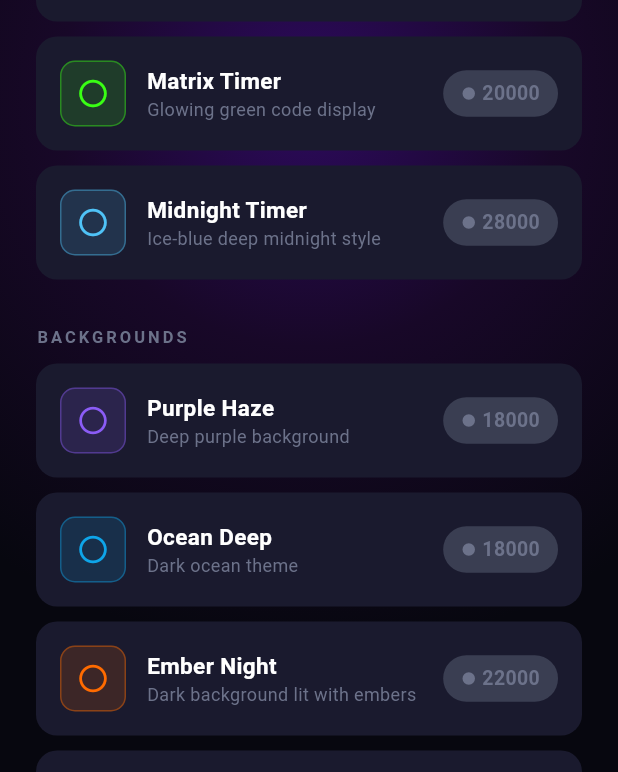
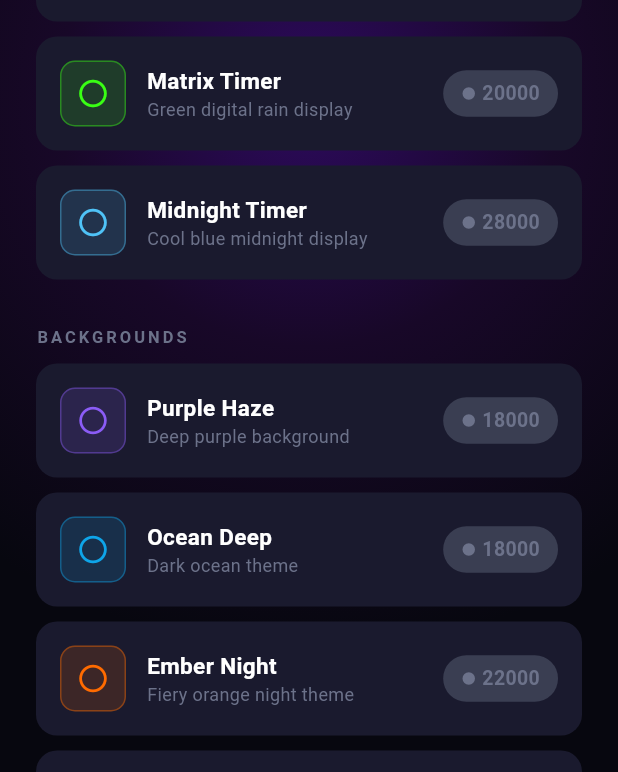
Before and after one commit to Arnon-E/67Games, a Flutter app: the ShopScreen screen opened directly, on a phone screen of 412 x 824 dp. Shown: the part 460-1232 px from the top of the screen. Run offline on Flutter 3.47's test engine with Material 3 defaults, Android fonts, the phone set to English and light mode, and no system bars; our stand-ins replace audioplayers, cloud_firestore, firebase_auth, firebase_core, firebase_remote_config, flutter_tts and 5 more; missing offline and left inert: haptic_feedback, unity_ads_plugin; accounts and stored records are empty.

Commit message:
feat: enhance shop with new sound packs and unequip functionality

```diff
--- a/stop_at_67/lib/l10n/app_en.arb
+++ b/stop_at_67/lib/l10n/app_en.arb
@@ -134,6 +134,7 @@
   "shopOwned": "Owned",
   "shopEquipped": "Equipped",
   "shopEquip": "Equip",
+  "shopUnequip": "Unequip",
   "shopPurchased": "{name} purchased!",
   "@shopPurchased": {
     "placeholders": {
@@ -142,6 +143,7 @@
   },
   "shopCategoryTimerSkins": "Timer Skins",
   "shopCategoryBackgrounds": "Backgrounds",
+  "shopCategorySoundPacks": "Sound Packs",
   "shopCategoryCelebrations": "Celebrations",
   "shopItemNeonTimerName": "Neon Timer",
   "shopItemNeonTimerDesc": "Glowing neon display",
@@ -153,6 +155,20 @@
   "shopItemOceanDeepDesc": "Dark ocean theme",
   "shopItemFireworksName": "Fireworks",
   "shopItemFireworksDesc": "Celebrate with fireworks",
+  "shopItemMatrixTimerName": "Matrix Timer",
+  "shopItemMatrixTimerDesc": "Green digital rain display",
+  "shopItemMidnightTimerName": "Midnight Timer",
+  "shopItemMidnightTimerDesc": "Cool blue midnight display",
+  "shopItemEmberNightName": "Ember Night",
+  "shopItemEmberNightDesc": "Fiery orange night theme",
+  "shopItemArcticMistName": "Arctic Mist",
+  "shopItemArcticMistDesc": "Icy cool blue theme",
+  "shopItemCrimsonDuskName": "Crimson Dusk",
+  "shopItemCrimsonDuskDesc": "Deep crimson twilight theme",
+  "shopItemRetroBeepsName": "Retro Beeps",
+  "shopItemRetroBeepsDesc": "Classic 8-bit sound effects",
+  "shopItemZenClicksName": "Zen Clicks",
+  "shopItemZenClicksDesc": "Calm minimal tap sounds",
 
   "modeCardTarget": "Target: {target}",
   "@modeCardTarget": {
--- a/stop_at_67/lib/l10n/app_localizations.dart
+++ b/stop_at_67/lib/l10n/app_localizations.dart
@@ -706,6 +706,12 @@ abstract class AppLocalizations {
   /// **'Equip'**
   String get shopEquip;
 
+  /// No description provided for @shopUnequip.
+  ///
+  /// In en, this message translates to:
+  /// **'Unequip'**
+  String get shopUnequip;
+
   /// No description provided for @shopPurchased.
   ///
   /// In en, this message translates to:
@@ -723,6 +729,12 @@ abstract class AppLocalizations {
   /// In en, this message translates to:
   /// **'Backgrounds'**
   String get shopCategoryBackgrounds;
+
+  /// No description provided for @shopCategorySoundPacks.
+  ///
+  /// In en, this message translates to:
+  /// **'Sound Packs'**
+  String get shopCategorySoundPacks;
 
   /// No description provided for @shopCategoryCelebrations.
   ///
@@ -790,27 +802,88 @@ abstract class AppLocalizations {
   /// **'Celebrate with fireworks'**
   String get shopItemFireworksDesc;
 
-  String get shopCategorySoundPacks;
+  /// No description provided for @shopItemMatrixTimerName.
+  ///
+  /// In en, this message translates to:
+  /// **'Matrix Timer'**
+  String get shopItemMatrixTimerName;
 
-  String get shopItemMatrixTimerName;
+  /// No description provided for @shopItemMatrixTimerDesc.
+  ///
+  /// In en, this message translates to:
+  /// **'Green digital rain display'**
   String get shopItemMatrixTimerDesc;
 
+  /// No description provided for @shopItemMidnightTimerName.
+  ///
+  /// In en, this message translates to:
+  /// **'Midnight Timer'**
   String get shopItemMidnightTimerName;
+
+  /// No description provided for @shopItemMidnightTimerDesc.
+  ///
+  /// In en, this message translates to:
+  /// **'Cool blue midnight display'**
   String get shopItemMidnightTimerDesc;
 
+  /// No description provided for @shopItemEmberNightName.
+  ///
+  /// In en, this message translates to:
+  /// **'Ember Night'**
   String get shopItemEmberNightName;
+
+  /// No description provided for @shopItemEmberNightDesc.
+  ///
+  /// In en, this message translates to:
+  /// **'Fiery orange night theme'**
   String get shopItemEmberNightDesc;
 
+  /// No description provided for @shopItemArcticMistName.
+  ///
+  /// In en, this message translates to:
+  /// **'Arctic Mist'**
   String get shopItemArcticMistName;
+
+  /// No description provided for @shopItemArcticMistDesc.
+  ///
+  /// In en, this message translates to:
+  /// **'Icy cool blue theme'**
   String get shopItemArcticMistDesc;
 
+  /// No description provided for @shopItemCrimsonDuskName.
+  ///
+  /// In en, this message translates to:
+  /// **'Crimson Dusk'**
   String get shopItemCrimsonDuskName;
+
+  /// No description provided for @shopItemCrimsonDuskDesc.
+  ///
+  /// In en, this message translates to:
+  /// **'Deep crimson twilight theme'**
   String get shopItemCrimsonDuskDesc;
 
+  /// No description provided for @shopItemRetroBeepsName.
+  ///
+  /// In en, this message translates to:
+  /// **'Retro Beeps'**
   String get shopItemRetroBeepsName;
+
+  /// No description provided for @shopItemRetroBeepsDesc.
+  ///
+  /// In en, this message translates to:
+  /// **'Classic 8-bit sound effects'**
   String get shopItemRetroBeepsDesc;
 
+  /// No description provided for @shopItemZenClicksName.
+  ///
+  /// In en, this message translates to:
+  /// **'Zen Clicks'**
   String get shopItemZenClicksName;
+
+  /// No description provided for @shopItemZenClicksDesc.
+  ///
+  /// In en, this message translates to:
+  /// **'Calm minimal tap sounds'**
   String get shopItemZenClicksDesc;
 
   /// No description provided for @modeCardTarget.
--- a/stop_at_67/lib/l10n/app_localizations_en.dart
+++ b/stop_at_67/lib/l10n/app_localizations_en.dart
@@ -320,6 +320,9 @@ class AppLocalizationsEn extends AppLocalizations {
   String get shopEquip => 'Equip';
 
   @override
+  String get shopUnequip => 'Unequip';
+
+  @override
   String shopPurchased(String name) {
     return '$name purchased!';
   }
@@ -329,6 +332,9 @@ class AppLocalizationsEn extends AppLocalizations {
 
   @override
   String get shopCategoryBackgrounds => 'Backgrounds';
+
+  @override
+  String get shopCategorySoundPacks => 'Sound Packs';
 
   @override
   String get shopCategoryCelebrations => 'Celebrations';
@@ -364,49 +370,46 @@ class AppLocalizationsEn extends AppLocalizations {
   String get shopItemFireworksDesc => 'Celebrate with fireworks';
 
   @override
-  String get shopCategorySoundPacks => 'Sound Packs';
-
-  @override
   String get shopItemMatrixTimerName => 'Matrix Timer';
 
   @override
-  String get shopItemMatrixTimerDesc => 'Glowing green code display';
+  String get shopItemMatrixTimerDesc => 'Green digital rain display';
 
   @override
   String get shopItemMidnightTimerName => 'Midnight Timer';
 
   @override
-  String get shopItemMidnightTimerDesc => 'Ice-blue deep midnight style';
+  String get shopItemMidnightTimerDesc => 'Cool blue midnight display';
 
   @override
   String get shopItemEmberNightName => 'Ember Night';
 
   @override
-  String get shopItemEmberNightDesc => 'Dark background lit with embers';
+  String get shopItemEmberNightDesc => 'Fiery orange night theme';
 
   @override
   String get shopItemArcticMistName => 'Arctic Mist';
 
   @override
-  String get shopItemArcticMistDesc => 'Cool icy cyan background';
+  String get shopItemArcticMistDesc => 'Icy cool blue theme';
 
   @override
   String get shopItemCrimsonDuskName => 'Crimson Dusk';
 
   @override
-  String get shopItemCrimsonDuskDesc => 'Deep dark red background';
+  String get shopItemCrimsonDuskDesc => 'Deep crimson twilight theme';
 
   @override
   String get shopItemRetroBeepsName => 'Retro Beeps';
 
   @override
-  String get shopItemRetroBeepsDesc => '8-bit arcade sound effects';
+  String get shopItemRetroBeepsDesc => 'Classic 8-bit sound effects';
 
   @override
   String get shopItemZenClicksName => 'Zen Clicks';
 
   @override
-  String get shopItemZenClicksDesc => 'Soft calming tap sounds';
+  String get shopItemZenClicksDesc => 'Calm minimal tap sounds';
 
   @override
   String modeCardTarget(String target) {
--- a/stop_at_67/lib/screens/playing_screen.dart
+++ b/stop_at_67/lib/screens/playing_screen.dart
@@ -112,7 +112,9 @@ class _PlayingScreenState extends State<PlayingScreen> {
                           if (mode?.id == 'surge')
                             const SizedBox(width: 72),
                           Flexible(
-                            child: RichText(
+                            child: FittedBox(
+                              fit: BoxFit.scaleDown,
+                              child: RichText(
                               textAlign: TextAlign.center,
                               text: TextSpan(
                                 children: [
@@ -147,6 +149,7 @@ class _PlayingScreenState extends State<PlayingScreen> {
                                   ),
                                 ],
                               ),
+                            ),
                             ),
                           ),
                           if (mode != null && mode.isPressure) ...[
--- a/stop_at_67/lib/screens/results_screen.dart
+++ b/stop_at_67/lib/screens/results_screen.dart
@@ -489,7 +489,8 @@ class _ResultsScreenState extends State<ResultsScreen> {
     final bestScore = gs.stats.bestScores[mode.id] ?? 0;
     final isPersonalBest = result.finalScore > 0 && result.finalScore == bestScore;
     final isPerfect = deviation == 0;
-    final showFireworks = _isExcellent(result.rating.tier);
+    final showFireworks = _isExcellent(result.rating.tier) &&
+        gs.loadout.celebration == 'celebration_fireworks';
 
     // Pressure eliminated: show red background
     final bool isPressureEliminated = mode.isPressure && !gs.pressureLastRoundSuccess;
--- a/stop_at_67/lib/screens/shop_screen.dart
+++ b/stop_at_67/lib/screens/shop_screen.dart
@@ -16,7 +16,6 @@ class _Item {
   final String equipType; // matches equipCosmetic() type key
   final int price;
   final Color color;
-  final bool comingSoon;
   const _Item({
     required this.id,
     required this.nameKey,
@@ -25,7 +24,6 @@ class _Item {
     required this.categoryKey,
     required this.equipType,
     required this.color,
-    this.comingSoon = false,
   });
 }
 
@@ -50,15 +48,9 @@ const _items = [
       price: 22000, categoryKey: 'backgrounds', equipType: 'background', color: Color(0xFF80DEEA)),
   _Item(id: 'bg_crimson', nameKey: 'crimsonDusk', descKey: 'crimsonDuskDesc',
       price: 25000, categoryKey: 'backgrounds', equipType: 'background', color: Color(0xFFB71C1C)),
-  // ── Sound Packs ───────────────────────────────────────────
-  _Item(id: 'sound_retro', nameKey: 'retroBeeps', descKey: 'retroBeepsDesc',
-      price: 15000, categoryKey: 'soundPacks', equipType: 'soundPack', color: Color(0xFFFFD54F)),
-  _Item(id: 'sound_zen', nameKey: 'zenClicks', descKey: 'zenClicksDesc',
-      price: 15000, categoryKey: 'soundPacks', equipType: 'soundPack', color: Color(0xFF80CBC4)),
   // ── Celebrations ──────────────────────────────────────────
   _Item(id: 'celebration_fireworks', nameKey: 'fireworks', descKey: 'fireworksDesc',
-      price: 30000, categoryKey: 'celebrations', equipType: 'celebration', color: Color(0xFFFF6B35),
-      comingSoon: true),
+      price: 30000, categoryKey: 'celebrations', equipType: 'celebration', color: Color(0xFFFF6B35)),
 ];
 
 class ShopScreen extends StatelessWidget {
@@ -75,8 +67,6 @@ class ShopScreen extends StatelessWidget {
       'emberNight' => l10n.shopItemEmberNightName,
       'arcticMist' => l10n.shopItemArcticMistName,
       'crimsonDusk' => l10n.shopItemCrimsonDuskName,
-      'retroBeeps' => l10n.shopItemRetroBeepsName,
-      'zenClicks' => l10n.shopItemZenClicksName,
       'fireworks' => l10n.shopItemFireworksName,
       _ => item.nameKey,
     };
@@ -93,8 +83,6 @@ class ShopScreen extends StatelessWidget {
       'emberNightDesc' => l10n.shopItemEmberNightDesc,
       'arcticMistDesc' => l10n.shopItemArcticMistDesc,
       'crimsonDuskDesc' => l10n.shopItemCrimsonDuskDesc,
-      'retroBeepsDesc' => l10n.shopItemRetroBeepsDesc,
-      'zenClicksDesc' => l10n.shopItemZenClicksDesc,
       'fireworksDesc' => l10n.shopItemFireworksDesc,
       _ => item.descKey,
     };
@@ -104,7 +92,6 @@ class ShopScreen extends StatelessWidget {
     return switch (key) {
       'timerSkins' => l10n.shopCategoryTimerSkins,
       'backgrounds' => l10n.shopCategoryBackgrounds,
-      'soundPacks' => l10n.shopCategorySoundPacks,
       'celebrations' => l10n.shopCategoryCelebrations,
       _ => key,
     };
@@ -168,6 +155,7 @@ class ShopScreen extends StatelessWidget {
                               ownedLabel: l10n.shopOwned,
                               equippedLabel: l10n.shopEquipped,
                               equipLabel: l10n.shopEquip,
+                              unequipLabel: l10n.shopUnequip,
                               purchasedMessage: l10n.shopPurchased(_itemName(item, l10n)),
                             )),
                         const SizedBox(height: 20),
@@ -191,6 +179,7 @@ class _ItemCard extends StatelessWidget {
   final String ownedLabel;
   final String equippedLabel;
   final String equipLabel;
+  final String unequipLabel;
   final String purchasedMessage;
 
   const _ItemCard({
@@ -200,6 +189,7 @@ class _ItemCard extends StatelessWidget {
     required this.ownedLabel,
     required this.equippedLabel,
     required this.equipLabel,
+    required this.unequipLabel,
     required this.purchasedMessage,
   });
 
@@ -246,21 +236,18 @@ class _ItemCard extends StatelessWidget {
               ],
             ),
           ),
-          if (item.comingSoon)
-            Container(
-              padding: const EdgeInsets.symmetric(horizontal: 10, vertical: 6),
-              decoration: BoxDecoration(
-                  color: AppColors.textHint, borderRadius: BorderRadius.circular(20)),
-              child: const Text('Soon',
-                  style: TextStyle(color: AppColors.textDisabled, fontSize: 12, fontWeight: FontWeight.w600)),
-            )
-          else if (equipped)
-            Container(
-              padding: const EdgeInsets.symmetric(horizontal: 12, vertical: 6),
-              decoration: BoxDecoration(
-                  color: item.color.withValues(alpha: 0.2), borderRadius: BorderRadius.circular(20)),
-              child: Text(equippedLabel,
-                  style: TextStyle(color: item.color, fontSize: 12, fontWeight: FontWeight.w600)),
+          if (equipped)
+            GestureDetector(
+              onTap: () => gs.unequipCosmetic(item.equipType),
+              child: Container(
+                padding: const EdgeInsets.symmetric(horizontal: 12, vertical: 6),
+                decoration: BoxDecoration(
+                    color: item.color.withValues(alpha: 0.2),
+                    borderRadius: BorderRadius.circular(20),
+                    border: Border.all(color: item.color.withValues(alpha: 0.5))),
+                child: Text(unequipLabel,
+                    style: TextStyle(color: item.color, fontSize: 12, fontWeight: FontWeight.w600)),
+              ),
             )
           else if (owned)
             GestureDetector(
--- a/stop_at_67/lib/widgets/app_gradient_background.dart
+++ b/stop_at_67/lib/widgets/app_gradient_background.dart
@@ -5,15 +5,33 @@ import '../theme/app_colors.dart';
 RadialGradient backgroundSkinGradient(String skinId) => switch (skinId) {
   'bg_purple' => const RadialGradient(
       center: Alignment(0.0, -0.1),
-      radius: 0.9,
-      colors: [Color(0xFF3D1070), Color(0xFF1A0540), AppColors.darkPrimary],
-      stops: [0.0, 0.45, 1.0],
+      radius: 1.2,
+      colors: [Color(0xFF6B21C8), Color(0xFF2D0A6B), Color(0xFF0D0020)],
+      stops: [0.0, 0.5, 1.0],
     ),
   'bg_ocean' => const RadialGradient(
       center: Alignment(0.0, -0.1),
-      radius: 0.9,
-      colors: [Color(0xFF0A3A5C), Color(0xFF051828), AppColors.darkPrimary],
-      stops: [0.0, 0.45, 1.0],
+      radius: 1.2,
+      colors: [Color(0xFF0A6EA8), Color(0xFF053660), Color(0xFF000D1A)],
+      stops: [0.0, 0.5, 1.0],
+    ),
+  'bg_ember' => const RadialGradient(
+      center: Alignment(0.0, -0.1),
+      radius: 1.2,
+      colors: [Color(0xFFB03000), Color(0xFF5A1200), Color(0xFF0F0200)],
+      stops: [0.0, 0.5, 1.0],
+    ),
+  'bg_arctic' => const RadialGradient(
+      center: Alignment(0.0, -0.1),
+      radius: 1.2,
+      colors: [Color(0xFF0AABCC), Color(0xFF055A70), Color(0xFF001218)],
+      stops: [0.0, 0.5, 1.0],
+    ),
+  'bg_crimson' => const RadialGradient(
+      center: Alignment(0.0, -0.1),
+      radius: 1.2,
+      colors: [Color(0xFF8B0000), Color(0xFF420000), Color(0xFF0F0000)],
+      stops: [0.0, 0.5, 1.0],
     ),
   _ => const RadialGradient(
       center: Alignment(0.0, -0.1),
```
Also changed, not shown: stop_at_67/lib/l10n/app_he.arb (+16 -0 lines), stop_at_67/lib/l10n/app_localizations_he.dart (+15 -12 lines), stop_at_67/lib/l10n/app_localizations_ru.dart (+16 -13 lines), stop_at_67/lib/l10n/app_ru.arb (+16 -0 lines), stop_at_67/lib/state/game_state.dart (+12 -0 lines), stop_at_67/lib/widgets/timer_display.dart (+8 -2 lines).
